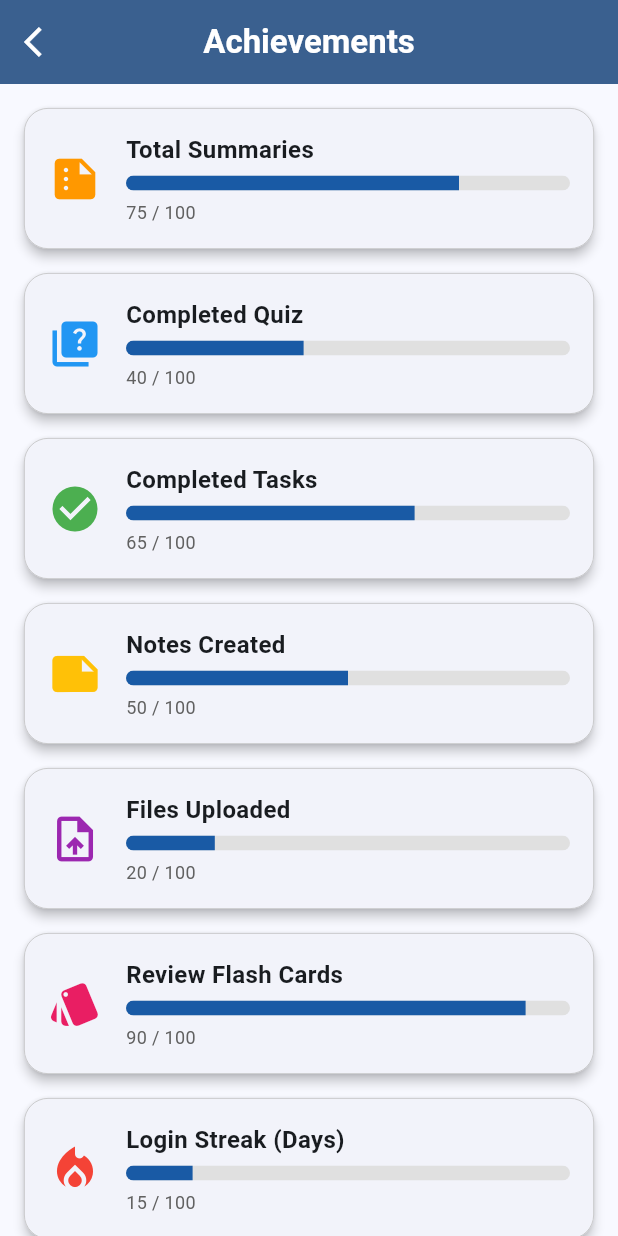
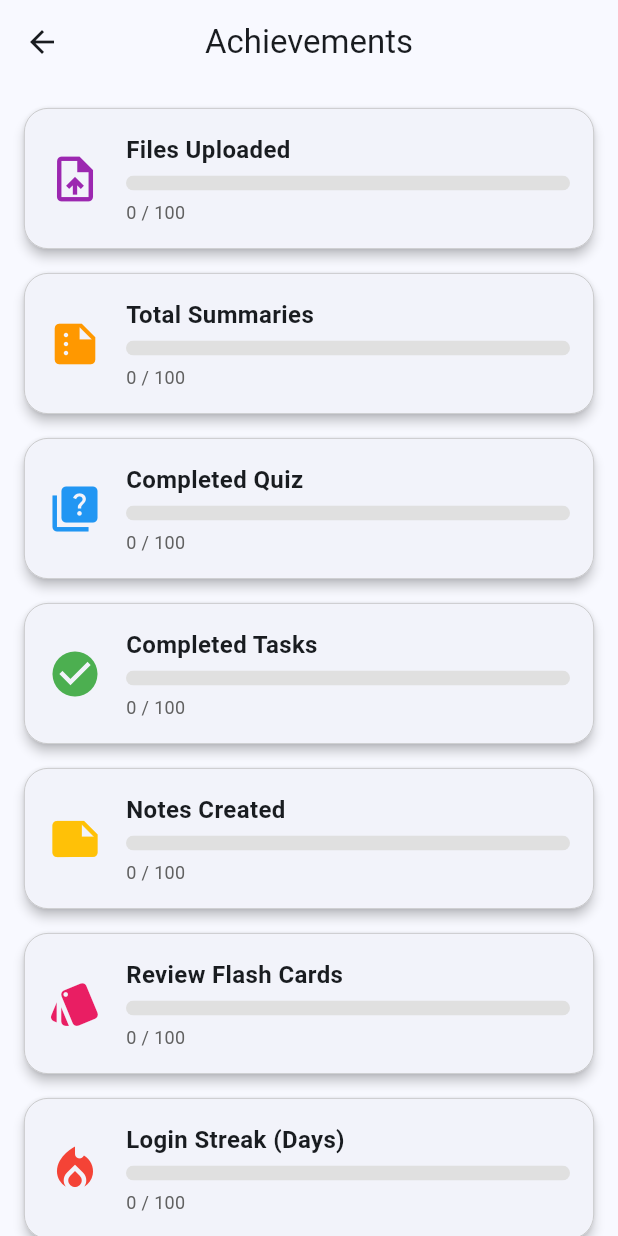
Before and after one commit to Truuuuuuuu/easemester_app, a Flutter app: the ProfilePage screen opened directly, after a tap on "Achievements", on a phone screen of 412 x 824 dp. Run offline on Flutter 3.47's test engine with Material 3 defaults, Android fonts, the phone set to English and light mode, and no system bars; our stand-ins replace cloud_firestore, dio, file_picker, firebase_auth, firebase_core, flutter_dotenv and 7 more; missing offline and left inert: docx_to_text, syncfusion_flutter_pdf; accounts and stored records are empty.

Commit message:
achievement total uploaded files

```diff
--- a/lib/controllers/home_controller.dart
+++ b/lib/controllers/home_controller.dart
@@ -1,6 +1,7 @@
 import 'dart:async';
 import 'dart:io';
 import 'package:cloud_firestore/cloud_firestore.dart';
+import 'package:easemester_app/repositories/achivement_repository.dart';
 import 'package:easemester_app/services/openai_service.dart';
 import 'package:flutter/material.dart';
 import 'package:file_picker/file_picker.dart';
@@ -26,6 +27,8 @@ class HomeController extends ChangeNotifier {
   final FileRepository _fileRepository = FileRepository(
     firestore: FirebaseFirestore.instance,
   );
+  final AchievementRepository _achievementRepository =
+    AchievementRepository(firestore: FirebaseFirestore.instance);
 
   HomeController({required this.tabController}) {
     _initStreams();
@@ -108,6 +111,8 @@ class HomeController extends ChangeNotifier {
           docRef.id,
         );
       }
+      await _achievementRepository.incrementFilesUploaded(uid);
+
       print(
         "✅ Uploaded file with ${isStudyHub ? 'StudyHub' : 'Files'} ID: ${docRef.id}",
       );
--- /dev/null
+++ b/lib/repositories/achivement_repository.dart
@@ -0,0 +1,49 @@
+import 'package:cloud_firestore/cloud_firestore.dart';
+
+class AchievementRepository {
+  final FirebaseFirestore firestore;
+
+  AchievementRepository({required this.firestore});
+
+  /// Increment total uploaded files and keep history
+  Future<void> incrementFilesUploaded(String uid) async {
+    final docRef = firestore
+        .collection('users')
+        .doc(uid)
+        .collection('Achievement')
+        .doc('filesUploaded');
+
+    await firestore.runTransaction((transaction) async {
+      final snapshot = await transaction.get(docRef);
+
+      if (!snapshot.exists) {
+        transaction.set(docRef, {
+          'totalUploaded': 1,
+          'history': [DateTime.now()],
+        });
+      } else {
+        final currentTotal = snapshot.get('totalUploaded') as int? ?? 0;
+        final history = List.from(snapshot.get('history') ?? []);
+        history.add(DateTime.now());
+        transaction.update(docRef, {
+          'totalUploaded': currentTotal + 1,
+          'history': history,
+        });
+      }
+    });
+  }
+
+  /// Stream total uploaded files
+  Stream<int> filesUploadedStream(String uid) {
+    return firestore
+        .collection('users')
+        .doc(uid)
+        .collection('Achievement')
+        .doc('filesUploaded')
+        .snapshots()
+        .map((snapshot) => (snapshot.data()?['totalUploaded'] ?? 0) as int);
+  }
+
+  /// You can add more achievements here later
+  /// Example: login streak, notes created, quizzes completed, etc.
+}
--- a/lib/repositories/file_repository.dart
+++ b/lib/repositories/file_repository.dart
@@ -1,4 +1,5 @@
 import 'package:cloud_firestore/cloud_firestore.dart';
+import 'package:easemester_app/services/firestore_service.dart';
 import '../models/file_card_model.dart';
 
 class FileRepository {
@@ -105,6 +106,7 @@ class FileRepository {
     await docRef.update({'aiFeatures': summary});
   }
 
+
   /// Delete file from both StudyHubFiles and Files tab
   Future<void> deleteFile(String uid, String fileId) async {
     final userRef = firestore.collection('users').doc(uid);
--- a/lib/services/firestore_service.dart
+++ b/lib/services/firestore_service.dart
@@ -147,4 +147,8 @@ class FirestoreService {
           return pendingCount;
         });
   }
+
+
+
+
 }
--- a/lib/views/pages/achievement_page.dart
+++ b/lib/views/pages/achievement_page.dart
@@ -1,187 +1,52 @@
+import 'package:easemester_app/repositories/achivement_repository.dart';
+import 'package:easemester_app/views/widgets/cards/achievement_card.dart';
 import 'package:flutter/material.dart';
+import 'package:cloud_firestore/cloud_firestore.dart';
+import 'package:firebase_auth/firebase_auth.dart';
 
-class AchievementPage extends StatefulWidget {
-  const AchievementPage({super.key});
 
-  @override
-  State<AchievementPage> createState() =>
-      _AchievementPageState();
-}
+class AchievementPage extends StatelessWidget {
+  AchievementPage({super.key});
 
-class _AchievementPageState extends State<AchievementPage> {
-  final Map<String, double> achievements = {
-    "Total Summaries": 75,
-    "Completed Quiz": 40,
-    "Completed Tasks": 65,
-    "Notes Created": 50,
-    "Files Uploaded": 20,
-    "Review Flash Cards": 90,
-    "Login Streak (Days)": 15,
-    "Study Hours Logged": 60,
-    "Profile Completed": 100,
+  final AchievementRepository _achievementRepo =
+      AchievementRepository(firestore: FirebaseFirestore.instance);
+
+  final Map<String, double> _defaultAchievements = {
+    "Files Uploaded": 0,
+    "Total Summaries": 0,
+    "Completed Quiz": 0,
+    "Completed Tasks": 0,
+    "Notes Created": 0,
+    "Review Flash Cards": 0,
+    "Login Streak (Days)": 0,
+    "Study Hours Logged": 0,
+    "Profile Completed": 0,
   };
 
   @override
   Widget build(BuildContext context) {
+    final uid = FirebaseAuth.instance.currentUser!.uid;
+
     return Scaffold(
       appBar: AppBar(
-        title: Text(
-          "Achievements",
-          style: TextStyle(
-            color: Theme.of(context).colorScheme.onPrimary,
-            fontWeight: FontWeight.bold,
-          ),
-        ),
+        title: const Text("Achievements"),
         centerTitle: true,
-        backgroundColor: Theme.of(
-          context,
-        ).colorScheme.primary,
-        leading: IconButton(
-          icon: Icon(
-            Icons.arrow_back_ios,
-            color: Theme.of(context).colorScheme.onPrimary,
-          ),
-          onPressed: () => Navigator.pop(context),
-        ),
       ),
+      body: StreamBuilder<int>(
+        stream: _achievementRepo.filesUploadedStream(uid),
+        builder: (context, snapshot) {
+          // Copy default achievements and update Files Uploaded dynamically
+          final achievements = Map<String, double>.from(_defaultAchievements);
+          achievements["Files Uploaded"] = snapshot.data?.toDouble() ?? 0;
 
-      body: ListView.builder(
-        padding: const EdgeInsets.all(16),
-        itemCount: achievements.length,
-        itemBuilder: (context, index) {
-          final title = achievements.keys.elementAt(index);
-          final value = achievements.values.elementAt(
-            index,
-          );
-
-          return Card(
-            shape: RoundedRectangleBorder(
-              borderRadius: BorderRadius.circular(16),
-              side: BorderSide(
-                color: Colors.grey.shade400,
-                width: 0.5,
-
-              ),
-            ),
-            elevation: 3,
-            margin: const EdgeInsets.only(bottom: 16),
-            child: Padding(
-              padding: const EdgeInsets.all(16),
-              child: Row(
-                children: [
-                  _buildIcon(title),
-                  const SizedBox(width: 16),
-                  Expanded(
-                    child: Column(
-                      crossAxisAlignment:
-                          CrossAxisAlignment.start,
-                      children: [
-                        Text(
-                          title,
-                          style: const TextStyle(
-                            fontSize: 16,
-                            fontWeight: FontWeight.bold,
-                          ),
-                        ),
-                        const SizedBox(height: 6),
-                        ClipRRect(
-                          borderRadius:
-                              BorderRadius.circular(8),
-                          child: LinearProgressIndicator(
-                            value: value / 100,
-                            minHeight: 10,
-                            color: Color.fromARGB(
-                              255,
-                              25,
-                              90,
-                              165,
-                            ),
-                            backgroundColor:
-                                Colors.grey.shade300,
-                          ),
-                        ),
-                        const SizedBox(height: 6),
-                        Text(
-                          "${value.toInt()} / 100",
-                          style: TextStyle(
-                            fontSize: 12,
-                            color: Colors.grey.shade700,
-                          ),
-                        ),
-                      ],
-                    ),
-                  ),
-                ],
-              ),
-            ),
+          return ListView(
+            padding: const EdgeInsets.all(16),
+            children: achievements.entries
+                .map((e) => AchievementCard(title: e.key, value: e.value))
+                .toList(),
           );
         },
       ),
     );
   }
-
-  Icon _buildIcon(String title) {
-    switch (title) {
-      case "Total Summaries":
-        return const Icon(
-          Icons.summarize,
-          color: Colors.orange,
-          size: 36,
-        );
-      case "Completed Quiz":
-        return const Icon(
-          Icons.quiz,
-          color: Colors.blue,
-          size: 36,
-        );
-      case "Completed Tasks":
-        return const Icon(
-          Icons.check_circle,
-          color: Colors.green,
-          size: 36,
-        );
-      case "Notes Created":
-        return const Icon(
-          Icons.note,
-          color: Colors.amber,
-          size: 36,
-        );
-      case "Files Uploaded":
-        return const Icon(
-          Icons.upload_file,
-          color: Colors.purple,
-          size: 36,
-        );
-      case "Review Flash Cards":
-        return const Icon(
-          Icons.style,
-          color: Colors.pink,
-          size: 36,
-        );
-      case "Login Streak (Days)":
-        return const Icon(
-          Icons.local_fire_department,
-          color: Colors.red,
-          size: 36,
-        );
-      case "Study Hours Logged":
-        return const Icon(
-          Icons.timer,
-          color: Colors.teal,
-          size: 36,
-        );
-      case "Profile Completed":
-        return const Icon(
-          Icons.verified_user,
-          color: Colors.indigo,
-          size: 36,
-        );
-      default:
-        return const Icon(
-          Icons.star,
-          color: Colors.grey,
-          size: 36,
-        );
-    }
-  }
 }
--- a/lib/views/pages/profile page/profile_page.dart
+++ b/lib/views/pages/profile page/profile_page.dart
@@ -216,7 +216,7 @@ class _ProfilePageState extends State<ProfilePage> {
                                         context,
                                         MaterialPageRoute(
                                           builder: (context) =>
-                                              const AchievementPage(),
+                                              AchievementPage(),
                                         ),
                                       );
                                     },
--- /dev/null
+++ b/lib/views/widgets/cards/achievement_card.dart
@@ -0,0 +1,80 @@
+import 'package:flutter/material.dart';
+
+class AchievementCard extends StatelessWidget {
+  final String title;
+  final double value;
+
+  const AchievementCard({super.key, required this.title, required this.value});
+
+  @override
+  Widget build(BuildContext context) {
+    return Card(
+      shape: RoundedRectangleBorder(
+        borderRadius: BorderRadius.circular(16),
+        side: BorderSide(color: Colors.grey.shade400, width: 0.5),
+      ),
+      elevation: 3,
+      margin: const EdgeInsets.only(bottom: 16),
+      child: Padding(
+        padding: const EdgeInsets.all(16),
+        child: Row(
+          children: [
+            _buildIcon(title),
+            const SizedBox(width: 16),
+            Expanded(
+              child: Column(
+                crossAxisAlignment: CrossAxisAlignment.start,
+                children: [
+                  Text(title,
+                      style: const TextStyle(
+                          fontSize: 16, fontWeight: FontWeight.bold)),
+                  const SizedBox(height: 6),
+                  ClipRRect(
+                    borderRadius: BorderRadius.circular(8),
+                    child: LinearProgressIndicator(
+                      value: value / 100,
+                      minHeight: 10,
+                      color: const Color.fromARGB(255, 25, 90, 165),
+                      backgroundColor: Colors.grey.shade300,
+                    ),
+                  ),
+                  const SizedBox(height: 6),
+                  Text("${value.toInt()} / 100",
+                      style: TextStyle(
+                        fontSize: 12,
+                        color: Colors.grey.shade700,
+                      )),
+                ],
+              ),
+            ),
+          ],
+        ),
+      ),
+    );
+  }
+
+  Icon _buildIcon(String title) {
+    switch (title) {
+      case "Files Uploaded":
+        return const Icon(Icons.upload_file, color: Colors.purple, size: 36);
+      case "Total Summaries":
+        return const Icon(Icons.summarize, color: Colors.orange, size: 36);
+      case "Completed Quiz":
+        return const Icon(Icons.quiz, color: Colors.blue, size: 36);
+      case "Completed Tasks":
+        return const Icon(Icons.check_circle, color: Colors.green, size: 36);
+      case "Notes Created":
+        return const Icon(Icons.note, color: Colors.amber, size: 36);
+      case "Review Flash Cards":
+        return const Icon(Icons.style, color: Colors.pink, size: 36);
+      case "Login Streak (Days)":
+        return const Icon(Icons.local_fire_department, color: Colors.red, size: 36);
+      case "Study Hours Logged":
+        return const Icon(Icons.timer, color: Colors.teal, size: 36);
+      case "Profile Completed":
+        return const Icon(Icons.verified_user, color: Colors.indigo, size: 36);
+      default:
+        return const Icon(Icons.star, color: Colors.grey, size: 36);
+    }
+  }
+}
```
